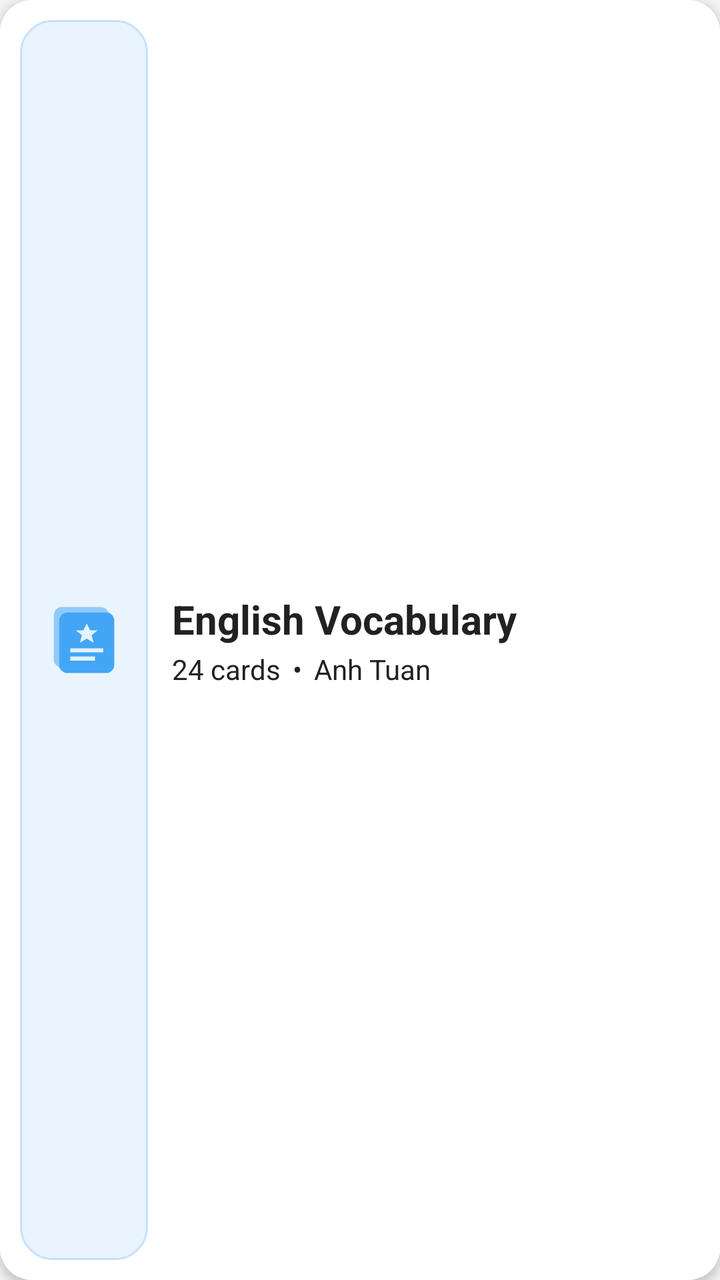
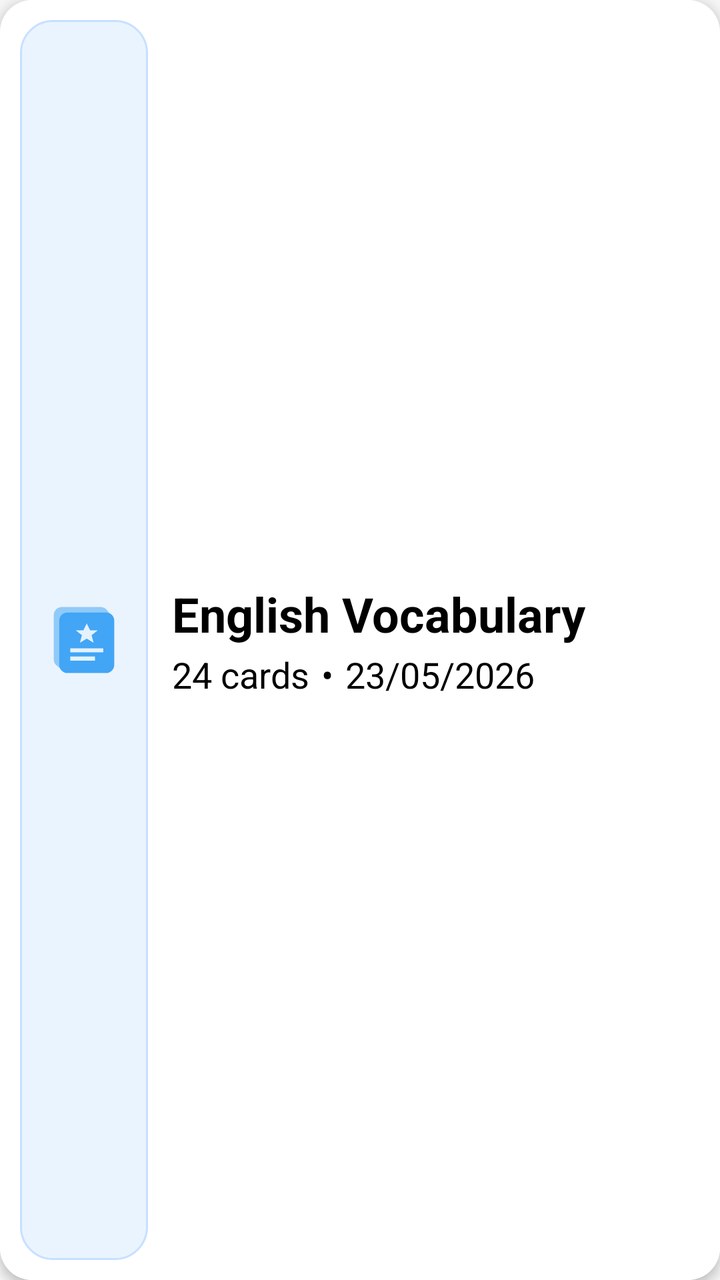

Compare the two renders of this Android layout. The source of the first and the diff that turns it into the second are given below.
<!-- AndroidManifest.xml: application theme Theme.MobileApp -->
<!-- res/layout/view_project.xml -->
<?xml version="1.0" encoding="utf-8"?>
<androidx.cardview.widget.CardView
    xmlns:android="http://schemas.android.com/apk/res/android"
    xmlns:app="http://schemas.android.com/apk/res-auto"
    android:layout_width="360dp"
    android:layout_height="90dp"
    android:layout_margin="12dp"
    app:cardCornerRadius="16dp"
    app:cardElevation="3dp">

    <LinearLayout
        android:layout_width="match_parent"
        android:layout_height="match_parent"
        android:orientation="horizontal"
        android:padding="10dp"
        android:background="?attr/colorSurface">

        
        <ImageView
            android:id="@+id/imgProject"
            android:layout_width="64dp"
            android:layout_height="match_parent"
            android:padding="10dp"
            android:background="@drawable/bg_light_blue_card"
            android:scaleType="centerInside"
            android:src="@drawable/ic_card_folder"/>

        
        <LinearLayout
            android:layout_width="wrap_content"
            android:layout_height="match_parent"
            android:layout_marginStart="12dp"
            android:gravity="center_vertical"
            android:orientation="vertical">

            
            <TextView
                android:id="@+id/txtProjectName"
                android:layout_width="wrap_content"
                android:layout_height="wrap_content"
                android:text="English Vocabulary"
                android:textColor="?attr/colorOnSurface"
                android:textSize="20sp"
                android:textStyle="bold"/>

            
            <LinearLayout
                android:layout_width="wrap_content"
                android:layout_height="wrap_content"
                android:layout_marginTop="2dp"
                android:orientation="horizontal">

                <TextView
                    android:id="@+id/txtCardCount"
                    android:layout_width="wrap_content"
                    android:layout_height="wrap_content"
                    android:text="24 cards"
                    android:textColor="?attr/colorOnSurface"
                    android:textSize="14sp"/>

                <TextView
                    android:layout_width="wrap_content"
                    android:layout_height="wrap_content"
                    android:layout_marginHorizontal="6dp"
                    android:text="•"
                    android:textColor="?attr/colorOnSurface"
                    android:textSize="14sp"/>

                <TextView
                    android:id="@+id/txtCreator"
                    android:layout_width="wrap_content"
                    android:layout_height="wrap_content"
                    android:text="Anh Tuan"
                    android:textColor="?attr/colorOnSurface"
                    android:textSize="14sp"/>

            </LinearLayout>

        </LinearLayout>

    </LinearLayout>

</androidx.cardview.widget.CardView>
<!-- resources referenced by this layout -->
<resources>
  <!-- drawable bg_light_blue_card (drawable) -->
  <?xml version="1.0" encoding="utf-8"?>
  <shape xmlns:android="http://schemas.android.com/apk/res/android">
  
      <solid android:color="#EAF4FF"/>
  
      <stroke
          android:width="1dp"
          android:color="#C7E0FF"/>
  
      <corners android:radius="16dp"/>
  
  </shape>
  <!-- drawable ic_card_folder (drawable) -->
  <vector xmlns:android="http://schemas.android.com/apk/res/android"
      android:width="64dp"
      android:height="64dp"
      android:viewportWidth="64"
      android:viewportHeight="64">
  
      
      <path
          android:fillColor="#BBDEFB"
          android:alpha="0.35"
          android:pathData="M18,10H46A6,6 0 0,1 52,16V48A6,6 0 0,1 46,54H18A6,6 0 0,1 12,48V16A6,6 0 0,1 18,10Z"/>
  
      
      <path
          android:fillColor="#90CAF9"
          android:pathData="M16,8H44A6,6 0 0,1 50,14V46A6,6 0 0,1 44,52H16A6,6 0 0,1 10,46V14A6,6 0 0,1 16,8Z"
          android:rotation="-6"
          android:pivotX="32"
          android:pivotY="32"/>
  
      
      <path
          android:fillColor="#42A5F5"
          android:pathData="M20,12H48A6,6 0 0,1 54,18V50A6,6 0 0,1 48,56H20A6,6 0 0,1 14,50V18A6,6 0 0,1 20,12Z"/>
  
      
      <path
          android:fillColor="#E3F2FD"
          android:pathData="M34,20L36.5,25H42L37.5,28.5L39,34L34,31L29,34L30.5,28.5L26,25H31.5Z"/>
  
      
      <path
          android:fillColor="#E3F2FD"
          android:pathData="M22,38H46V41H22Z"/>
  
      <path
          android:fillColor="#E3F2FD"
          android:pathData="M22,44H40V47H22Z"/>
  
  </vector>
  <style name="Theme.MobileApp" parent="Theme.Material3.DayNight.NoActionBar">
          <item name="android:windowBackground">@color/bg_light</item>
          <item name="colorSurface">@color/white</item>
          <item name="colorOnSurface">@color/text_primary_light</item>
          <item name="colorError">@color/red</item>
          <item name="colorPrimary">@color/primary</item>
          <item name="colorOnPrimary">@color/white</item>
          <item name="android:textColorPrimary">@color/text_primary_light</item>
          <item name="android:windowLightStatusBar">true</item>
          <item name="colorSurfaceVariant">#E0E0E0</item>
      </style>
  <color name="bg_light">#F5F5F5</color>
  <color name="white">#FFFFFFFF</color>
  <color name="text_primary_light">#212121</color>
  <color name="red">#F44336</color>
  <color name="primary">#2196F3</color>
</resources>

<!-- the commit's change to res/layout/view_project.xml (unified diff, before → after) -->
@@ -2,9 +2,14 @@
 <androidx.cardview.widget.CardView
     xmlns:android="http://schemas.android.com/apk/res/android"
     xmlns:app="http://schemas.android.com/apk/res-auto"
-    android:layout_width="360dp"
-    android:layout_height="90dp"
-    android:layout_margin="12dp"
+    android:id="@+id/cardStudySet"
+    android:layout_width="match_parent"
+    android:layout_height="wrap_content"
+    android:layout_marginHorizontal="16dp"
+    android:layout_marginVertical="8dp"
+    android:clickable="true"
+    android:focusable="true"
+    android:foreground="?attr/selectableItemBackground"
     app:cardCornerRadius="16dp"
     app:cardElevation="3dp">
 
@@ -13,7 +18,7 @@
         android:layout_height="match_parent"
         android:orientation="horizontal"
         android:padding="10dp"
-        android:background="?attr/colorSurface">
+        android:background="@color/white">
 
         
         <ImageView
@@ -39,8 +44,8 @@
                 android:layout_width="wrap_content"
                 android:layout_height="wrap_content"
                 android:text="English Vocabulary"
-                android:textColor="?attr/colorOnSurface"
-                android:textSize="20sp"
+                android:textColor="@color/black"
+                android:textSize="24sp"
                 android:textStyle="bold"/>
 
             
@@ -55,24 +60,24 @@
                     android:layout_width="wrap_content"
                     android:layout_height="wrap_content"
                     android:text="24 cards"
-                    android:textColor="?attr/colorOnSurface"
-                    android:textSize="14sp"/>
+                    android:textColor="@color/black"
+                    android:textSize="18sp"/>
 
                 <TextView
                     android:layout_width="wrap_content"
                     android:layout_height="wrap_content"
                     android:layout_marginHorizontal="6dp"
                     android:text="•"
-                    android:textColor="?attr/colorOnSurface"
-                    android:textSize="14sp"/>
+                    android:textColor="@color/black"
+                    android:textSize="18sp"/>
 
                 <TextView
-                    android:id="@+id/txtCreator"
+                    android:id="@+id/txtCreatedAt"
                     android:layout_width="wrap_content"
                     android:layout_height="wrap_content"
-                    android:text="Anh Tuan"
-                    android:textColor="?attr/colorOnSurface"
-                    android:textSize="14sp"/>
+                    android:text="23/05/2026"
+                    android:textColor="@color/black"
+                    android:textSize="18sp"/>
 
             </LinearLayout>
 
<!-- resource entries referenced after the edit -->
@@ -1,5 +1,6 @@
 <!-- resources referenced by this layout -->
 <resources>
+  <color name="black">#FF000000</color>
   <!-- drawable bg_light_blue_card (drawable) -->
   <?xml version="1.0" encoding="utf-8"?>
   <shape xmlns:android="http://schemas.android.com/apk/res/android">
